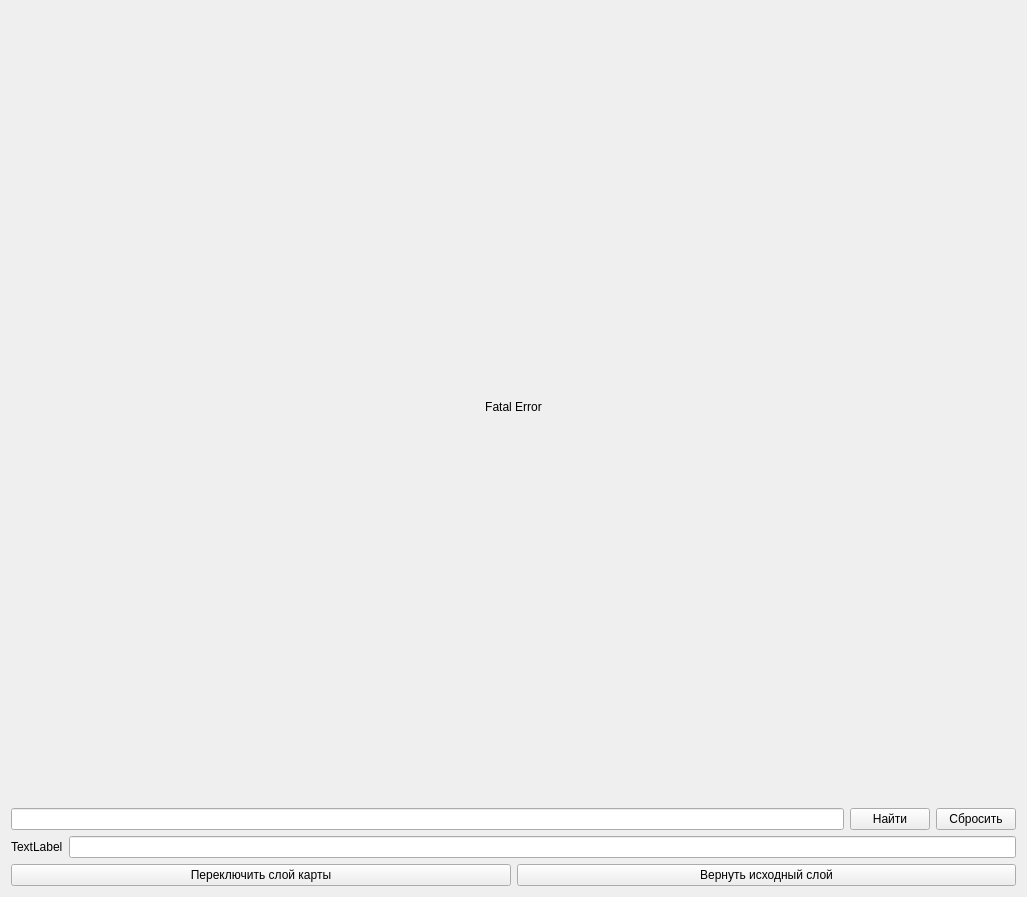
First picture: the form in main.ui, repository AzyaFLEX/BigAPI, before the edit.
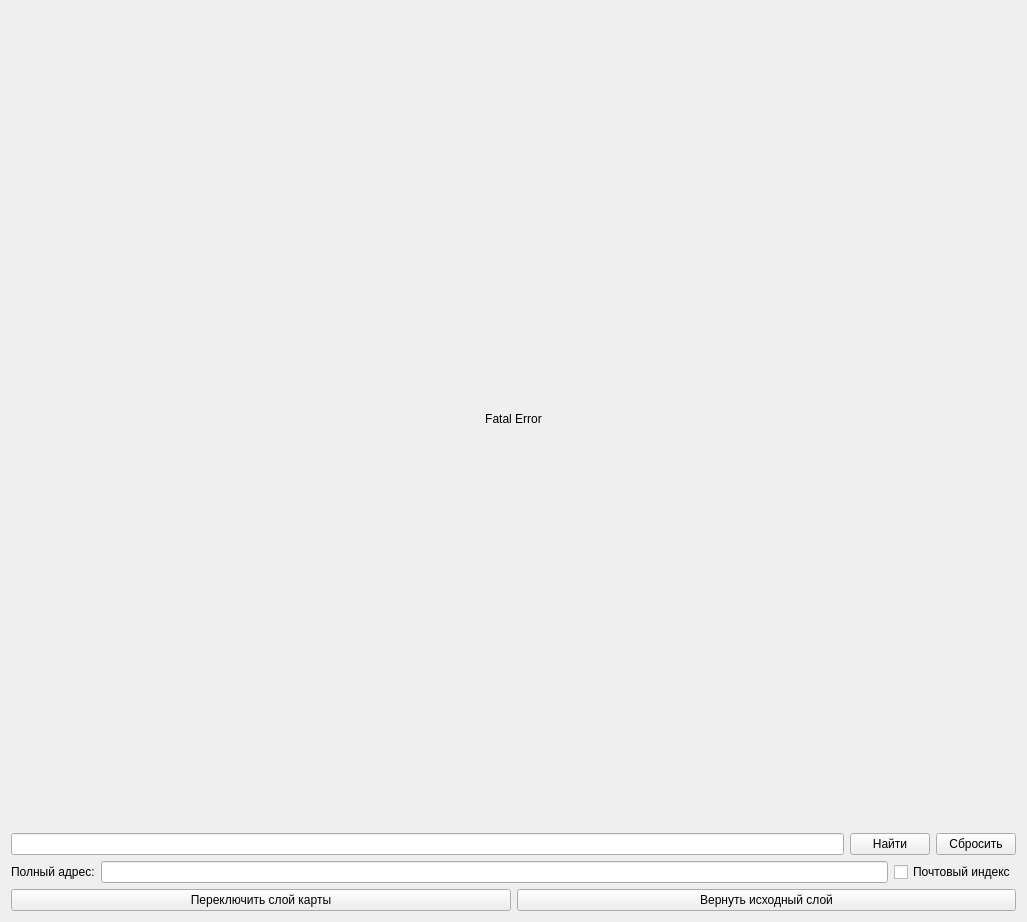
Second picture: the form after the edit.

Commit message: 9 задача + очистка map_file.txt при закрытии окна

The edit to the form file:
```diff
--- a/main.ui
+++ b/main.ui
@@ -7,7 +7,7 @@
     <x>0</x>
     <y>0</y>
     <width>1027</width>
-    <height>873</height>
+    <height>922</height>
    </rect>
   </property>
   <property name="windowTitle">
@@ -58,7 +58,7 @@
        <item>
         <widget class="QLabel" name="label">
          <property name="text">
-          <string>TextLabel</string>
+          <string>Полный адрес:</string>
          </property>
         </widget>
        </item>
@@ -69,6 +69,13 @@
          </property>
         </widget>
        </item>
+       <item>
+        <widget class="QCheckBox" name="postcode">
+         <property name="text">
+          <string>Почтовый индекс</string>
+         </property>
+        </widget>
+       </item>
       </layout>
      </item>
      <item>
```
The commit also changes 3 other files.
